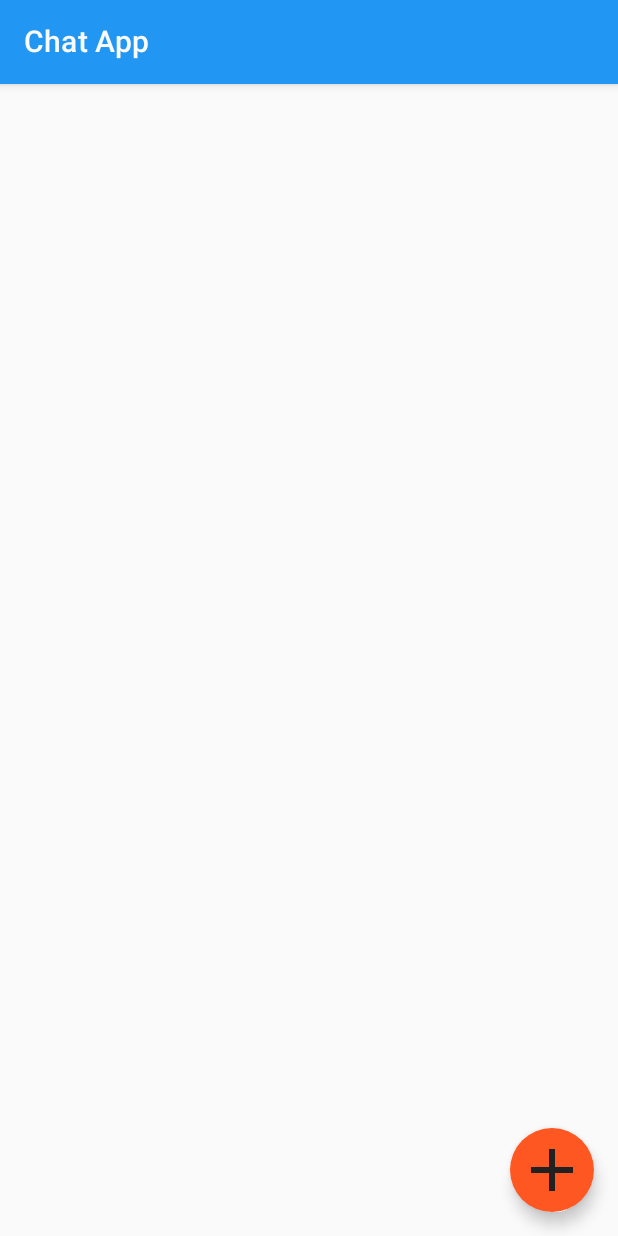
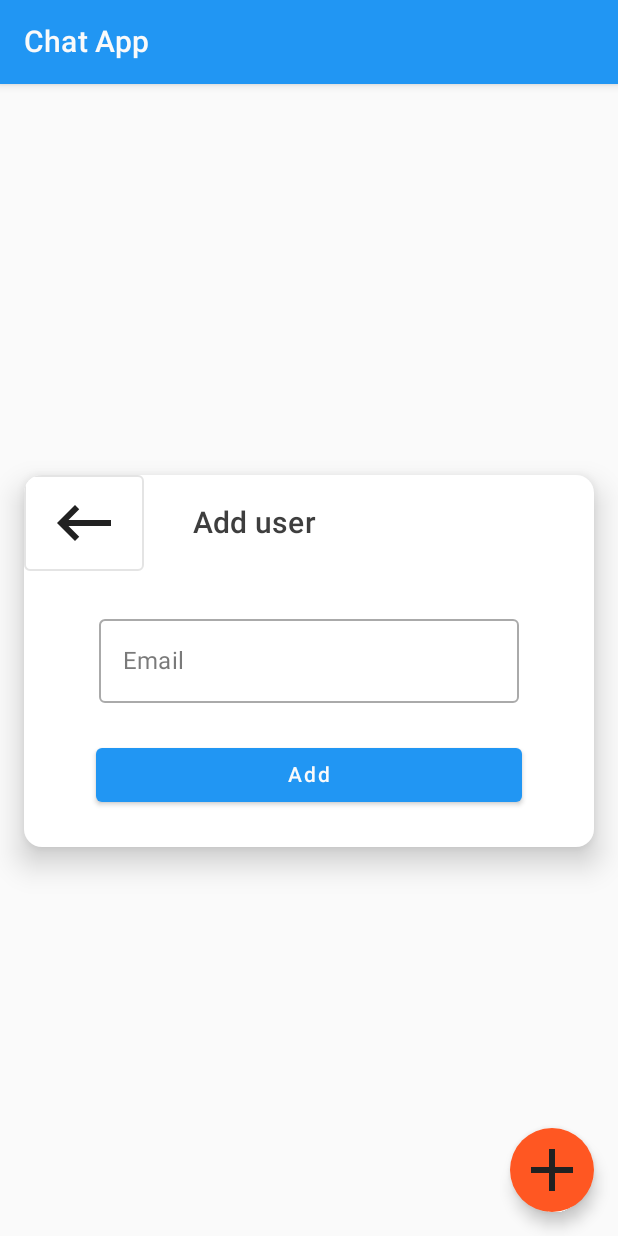
Before and after one commit to androiddevnotesforks/Chat-App, an Android app built with Jetpack Compose: the screen it shows after launch once a user with an empty profile is signed in (ChatsActivity), after a tap on "Add chat", on a phone screen of 412 x 824 dp. Run offline under Robolectric (Android 15) with nearby library versions, the phone set to English and light mode, and no system bars; our stand-ins replace Dagger/Hilt's generated code, Firebase (no records; nobody signed in at launch, a user with empty details on screens opened directly), Room's generated code, RxJava; pictures from the network do not load.

Commit message:
Add user

```diff
--- a/app/build.gradle
+++ b/app/build.gradle
@@ -13,8 +13,8 @@ android {
         applicationId "com.devwarex.chatapp"
         minSdk 26
         targetSdk 32
-        versionCode 2
-        versionName "1.0.2"
+        versionCode 3
+        versionName "1.0.3"
 
         testInstrumentationRunner "androidx.test.runner.AndroidJUnitRunner"
         vectorDrawables {
--- a/app/src/main/java/com/devwarex/chatapp/ui/chat/ChatUiState.kt
+++ b/app/src/main/java/com/devwarex/chatapp/ui/chat/ChatUiState.kt
@@ -4,5 +4,6 @@ import com.devwarex.chatapp.db.ChatRelations
 
 data class ChatUiState(
     val chats: List<ChatRelations> = listOf(),
-    val isLoading: Boolean = true
+    val isLoading: Boolean = true,
+    val shouldShowDialog: Boolean = false
 )
--- a/app/src/main/java/com/devwarex/chatapp/ui/chat/ChatsActivity.kt
+++ b/app/src/main/java/com/devwarex/chatapp/ui/chat/ChatsActivity.kt
@@ -2,36 +2,50 @@ package com.devwarex.chatapp.ui.chat
 
 import android.content.Intent
 import android.os.Bundle
+import android.util.Log
+import android.widget.Toast
 import androidx.activity.ComponentActivity
 import androidx.activity.compose.setContent
 import androidx.activity.viewModels
 import androidx.compose.foundation.Image
+import androidx.compose.foundation.background
 import androidx.compose.foundation.layout.*
 import androidx.compose.foundation.lazy.LazyColumn
 import androidx.compose.foundation.lazy.items
 import androidx.compose.foundation.shape.CircleShape
+import androidx.compose.foundation.shape.CornerSize
+import androidx.compose.foundation.text.KeyboardOptions
 import androidx.compose.material.*
 import androidx.compose.runtime.Composable
 import androidx.compose.runtime.collectAsState
+import androidx.compose.ui.Alignment
 import androidx.compose.ui.Modifier
 import androidx.compose.ui.draw.clip
+import androidx.compose.ui.graphics.Color
+import androidx.compose.ui.layout.AlignmentLine
 import androidx.compose.ui.layout.ContentScale
+import androidx.compose.ui.layout.Layout
 import androidx.compose.ui.res.painterResource
 import androidx.compose.ui.res.stringResource
+import androidx.compose.ui.text.input.KeyboardType
+import androidx.compose.ui.text.style.TextAlign
 import androidx.compose.ui.text.style.TextOverflow
 import androidx.compose.ui.unit.dp
 import androidx.hilt.navigation.compose.hiltViewModel
+import androidx.lifecycle.lifecycleScope
 import coil.compose.rememberImagePainter
 import com.devwarex.chatapp.R
 import com.devwarex.chatapp.db.ChatRelations
 import com.devwarex.chatapp.ui.conversation.ConversationActivity
+import com.devwarex.chatapp.ui.signUp.ErrorsState
 import com.devwarex.chatapp.ui.theme.ChatAppTheme
 import com.devwarex.chatapp.utility.BroadCastUtility
 import dagger.hilt.android.AndroidEntryPoint
+import kotlinx.coroutines.flow.collect
+import kotlinx.coroutines.launch
 
 @AndroidEntryPoint
 class ChatsActivity : ComponentActivity() {
-
     private val viewModel:  ChatsViewModel by viewModels()
     override fun onCreate(savedInstanceState: Bundle?) {
         super.onCreate(savedInstanceState)
@@ -46,14 +60,45 @@ class ChatsActivity : ComponentActivity() {
             }
         }
         viewModel.chatId.observe(this,this::toConversation)
+        lifecycleScope.launchWhenCreated {
+            launch { viewModel.emailMessage.collect { updateUiOnEmailError(it) } }
+            launch {
+                viewModel.isAdded.collect { if (it){
+                    Toast.makeText(this@ChatsActivity, "User added",Toast.LENGTH_LONG).show()
+                    viewModel.hideDialog()
+                } else {
+                    Toast.makeText(this@ChatsActivity, "User already exist",Toast.LENGTH_LONG).show()
+                    viewModel.hideDialog()
+                } }
+            }
+        }
+
     }
 
+    private fun updateUiOnEmailError(state: ErrorsState){
+        when(state){
+            ErrorsState.INVALID_EMAIL -> {
+                Toast.makeText(this,getString(R.string.invalid_email_message),Toast.LENGTH_LONG).show()
+            }
+            ErrorsState.EMAIL_NOT_FOUND -> {
+                Toast.makeText(this,getString(R.string.email_not_found_message),Toast.LENGTH_LONG).show()
+            }
+            ErrorsState.NONE -> { }
+            else -> viewModel.hideDialog()
+        }
+    }
+
+    override fun onPause() {
+        super.onPause()
+        viewModel.clearChatId()
+    }
     override fun onDestroy() {
         super.onDestroy()
         viewModel.removeListener()
     }
 
     private fun toConversation(chatId: String){
+        if(chatId.isEmpty()) return
         val conversationIntent = Intent(this,ConversationActivity::class.java)
             .apply {
                 putExtra(BroadCastUtility.CHAT_ID,chatId)
@@ -65,7 +110,7 @@ class ChatsActivity : ComponentActivity() {
 @Composable
 fun ChatsScreen(modifier: Modifier = Modifier){
     val viewModel: ChatsViewModel = hiltViewModel()
-    val (chats,isLoading) = viewModel.uiState.collectAsState().value
+    val (chats,isLoading,showDialog) = viewModel.uiState.collectAsState().value
     Scaffold(
         topBar = {
             TopAppBar(
@@ -73,15 +118,96 @@ fun ChatsScreen(modifier: Modifier = Modifier){
             )
         },
         floatingActionButton = {
-            FloatingActionButton(onClick = { }) {
+            FloatingActionButton(onClick = { if (!showDialog) viewModel.showDialog() }) {
                 Icon(painter = painterResource(id = R.drawable.ic_add), contentDescription = "Add chat" )
         }},
         floatingActionButtonPosition = FabPosition.End
     ) {
 
-        LazyColumn(modifier = modifier){
-            items(chats){
-                ChatCard(chat = it)
+        if (showDialog){
+            AddUserDialog()
+        }else{
+            LazyColumn(modifier = modifier){
+                items(chats){
+                    ChatCard(chat = it)
+                }
+            }
+        }
+
+    }
+}
+
+@Composable
+fun AddUserDialog(){
+    val viewModel = hiltViewModel<ChatsViewModel>()
+    val email = viewModel.email.collectAsState().value
+    CustomDialogScreen() {
+        Card(
+            elevation = 12.dp,
+            modifier = Modifier
+                .wrapContentSize()
+                .padding(start = 16.dp, end = 16.dp),
+            shape = MaterialTheme.shapes.large.copy(
+                all = CornerSize(12.dp)
+            )
+        ) {
+            Column() {
+                Row() {
+                    OutlinedButton(
+                        onClick = { viewModel.hideDialog() },
+                        shape = MaterialTheme.shapes.small.copy(all = CornerSize(4.dp)),
+                        modifier = Modifier.wrapContentSize()
+                    ) {
+                        Icon(painter = painterResource(id = R.drawable.ic_back), contentDescription = "close", tint = MaterialTheme.colors.onSurface )
+                    }
+                    Text(
+                        text = stringResource(id = R.string.add_user_title),
+                        style = MaterialTheme.typography.h6,
+                        modifier = Modifier
+                            .align(Alignment.CenterVertically)
+                            .padding(start = 32.dp),
+                        textAlign = TextAlign.Center
+                    )
+                }
+                OutlinedTextField(
+                    value = email,
+                    onValueChange = { viewModel.setEmail(it) },
+                    modifier = Modifier.padding(all = 24.dp).align(Alignment.CenterHorizontally),
+                    label = { Text(text = stringResource(id = R.string.email_title)) },
+                    placeholder = { Text(text = stringResource(id = R.string.enter_email_title))},
+                    keyboardOptions = KeyboardOptions(keyboardType = KeyboardType.Email),
+                    singleLine = true
+                )
+                Button(onClick = { viewModel.addUser()},
+                modifier = Modifier
+                    .align(Alignment.CenterHorizontally)
+                    .padding(bottom = 24.dp)
+                    .fillMaxWidth()
+                    .padding(start = 48.dp, end = 48.dp)) {
+                    Text(text = stringResource(id = R.string.add_title))
+                }
+            }
+        }
+    }
+}
+
+@Composable
+fun CustomDialogScreen(
+    modifier: Modifier = Modifier,
+    content: @Composable () -> Unit
+){
+    Layout(
+        modifier = modifier.fillMaxSize(),
+        content = content
+    ){ measurables, constraints ->
+
+        val placeables = measurables.map { measurable ->
+            measurable.measure(constraints)
+        }
+
+        layout(constraints.maxWidth, constraints.maxHeight){
+            placeables.forEach { placeable ->
+                placeable.placeRelative(x = constraints.maxWidth/constraints.maxHeight, y = constraints.maxHeight/constraints.maxWidth)
             }
         }
     }
@@ -126,6 +252,5 @@ fun ChatCard(chat: ChatRelations){
                 )
             }
         }
-
     }
 }
--- a/app/src/main/java/com/devwarex/chatapp/ui/chat/ChatsViewModel.kt
+++ b/app/src/main/java/com/devwarex/chatapp/ui/chat/ChatsViewModel.kt
@@ -1,10 +1,13 @@
 package com.devwarex.chatapp.ui.chat
 
+import android.util.Log
 import androidx.lifecycle.LiveData
 import androidx.lifecycle.MutableLiveData
 import androidx.lifecycle.ViewModel
 import androidx.lifecycle.viewModelScope
+import com.devwarex.chatapp.ui.signUp.ErrorsState
 import dagger.hilt.android.lifecycle.HiltViewModel
+import kotlinx.coroutines.flow.Flow
 import kotlinx.coroutines.flow.MutableStateFlow
 import kotlinx.coroutines.flow.StateFlow
 import kotlinx.coroutines.flow.collect
@@ -20,13 +23,29 @@ class ChatsViewModel @Inject constructor(
     val uiState: StateFlow<ChatUiState> get() = _uiState
     private val _chatId = MutableLiveData<String>()
     val chatId:LiveData<String> get() = _chatId
+    private val _email = MutableStateFlow("")
+    val email: StateFlow<String> get() = _email
+    private val _emailMessage = MutableStateFlow(ErrorsState.NONE)
+    val emailMessage: StateFlow<ErrorsState> get() = _emailMessage
+    val isAdded: Flow<Boolean> get() = repo.isAdded
 
     init {
         viewModelScope.launch {
             launch { repo.uiState.collect { _uiState.value = it } }
+            launch { repo.error.collect { _emailMessage.value = it } }
         }
     }
 
+    fun setEmail(s: String){
+        if (s.length < 65) {
+            _email.value = repo.clearEmail(s)
+            _emailMessage.value = ErrorsState.NONE
+        }
+    }
+
+    fun clearChatId(){
+        _chatId.value = ""
+    }
 
     fun onChatClick(id: String){
         _chatId.value = id
@@ -36,4 +55,25 @@ class ChatsViewModel @Inject constructor(
         repo.removeListener()
     }
 
+    fun showDialog(){
+        _uiState.value = _uiState.value.copy(shouldShowDialog = true)
+    }
+
+    fun hideDialog(){
+        _uiState.value = _uiState.value.copy(shouldShowDialog = false)
+        _email.value = ""
+        _emailMessage.value = ErrorsState.NONE
+    }
+
+    fun addUser(){
+        if (_email.value.isNotBlank() &&
+            _email.value.contains('@') &&
+            _email.value.contains('.')){
+                repo.addUser(email = _email.value)
+            Log.e("error","add")
+        }else{
+            _emailMessage.value = ErrorsState.INVALID_EMAIL
+        }
+    }
+
 }
--- /dev/null
+++ b/app/src/main/res/drawable/ic_back.xml
@@ -0,0 +1,5 @@
+<vector android:autoMirrored="true" android:height="48dp"
+    android:tint="?attr/colorControlNormal" android:viewportHeight="24"
+    android:viewportWidth="24" android:width="48dp" xmlns:android="http://schemas.android.com/apk/res/android">
+    <path android:fillColor="@android:color/white" android:pathData="M21,11H6.83l3.58,-3.59L9,6l-6,6 6,6 1.41,-1.41L6.83,13H21z"/>
+</vector>
--- a/app/src/main/res/values/strings.xml
+++ b/app/src/main/res/values/strings.xml
@@ -25,4 +25,8 @@
     <string name="online_name">online</string>
     <string name="typing_name">typing..</string>
     <string name="offline_name">offline</string>
+    <string name="add_user_title">Add user</string>
+    <string name="add_title">Add</string>
+    <string name="enter_email_title">Enter email</string>
+    <string name="user_added">User added</string>
 </resources>
```
Also changed, not shown: app/src/main/java/com/devwarex/chatapp/ui/chat/AddUserRepo.kt (added, +81 -0 lines), app/src/main/java/com/devwarex/chatapp/ui/chat/ChatsRepo.kt (+24 -9 lines), 1 other file.
